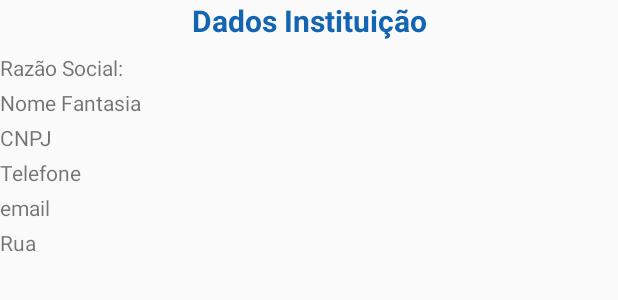
After one commit to gpandreolli/MyAppDonation, an Android app: the layout dados_instituicao.xml on its own in the app's theme, with its tools: preview values and no code run, on a phone screen of 412 x 824 dp. The commit adds this screen. Shown: the top 300 px of the screen. Run offline under Robolectric (Android 15) with nearby library versions, the phone set to English and light mode, and no system bars.

Commit message:
Adicionando Alert Dialog para mostrar dados de Conta, dados de instituicao

```diff
--- a/app/src/main/java/com/gpa/myappdonation/activity/ListaInstActivity.java
+++ b/app/src/main/java/com/gpa/myappdonation/activity/ListaInstActivity.java
@@ -70,7 +70,6 @@ public class ListaInstActivity extends AppCompatActivity {
                 ListaAdapterInstituicao adapter = new ListaAdapterInstituicao(ListaInstActivity.this,
                         R.layout.listview_inst_linha, instituicoes);
                 View header = (View) getLayoutInflater().inflate(R.layout.listview_inst_linha, null);
-               // header.getParent().getClass();
                 listaInstituicao.setAdapter(adapter);
             }
 
--- /dev/null
+++ b/app/src/main/res/layout/dados_instituicao.xml
@@ -0,0 +1,95 @@
+<?xml version="1.0" encoding="utf-8"?>
+<androidx.constraintlayout.widget.ConstraintLayout xmlns:android="http://schemas.android.com/apk/res/android"
+    xmlns:app="http://schemas.android.com/apk/res-auto"
+    xmlns:tools="http://schemas.android.com/tools"
+    android:orientation="vertical"
+    android:layout_width="match_parent"
+    android:layout_height="match_parent" >
+
+    <androidx.appcompat.widget.AppCompatTextView
+        android:id="@+id/lblDadosInstituicao"
+        android:layout_width="match_parent"
+        android:layout_height="wrap_content"
+        android:text="Dados Instituição"
+        android:gravity="center"
+        android:textSize="20dp"
+        android:textColor="@color/colorBlueDark"
+        android:textStyle="bold"
+        app:layout_constraintTop_toTopOf="parent"
+        tools:ignore="MissingConstraints" >
+
+    </androidx.appcompat.widget.AppCompatTextView>
+
+    <androidx.appcompat.widget.AppCompatTextView
+        android:id="@+id/lblRazaoSocial"
+        android:layout_width="wrap_content"
+        android:layout_height="wrap_content"
+        android:layout_marginTop="8dp"
+        android:text="Razão Social:"
+        app:layout_constraintTop_toBottomOf="@id/lblDadosInstituicao"
+        tools:ignore="MissingConstraints" >
+
+    </androidx.appcompat.widget.AppCompatTextView>
+
+    <androidx.appcompat.widget.AppCompatTextView
+        android:id="@+id/lblNomeFantasia"
+    android:layout_width="wrap_content"
+    android:layout_height="wrap_content"
+    android:text="Nome Fantasia"
+    android:layout_marginTop="4dp"
+    app:layout_constraintTop_toBottomOf="@id/lblRazaoSocial"
+    tools:ignore="MissingConstraints">
+</androidx.appcompat.widget.AppCompatTextView>
+
+    <androidx.appcompat.widget.AppCompatTextView
+    android:id="@+id/lblCnpj"
+    android:layout_width="wrap_content"
+    android:layout_height="wrap_content"
+    android:text="CNPJ"
+    android:layout_marginTop="4dp"
+    app:layout_constraintTop_toBottomOf="@id/lblNomeFantasia"
+    tools:ignore="MissingConstraints">
+</androidx.appcompat.widget.AppCompatTextView>
+
+    <androidx.appcompat.widget.AppCompatTextView
+        android:id="@+id/lblTelefone"
+        android:layout_width="wrap_content"
+        android:layout_height="wrap_content"
+        android:text="Telefone"
+        android:layout_marginTop="4dp"
+        app:layout_constraintTop_toBottomOf="@id/lblCnpj"
+        tools:ignore="MissingConstraints">
+    </androidx.appcompat.widget.AppCompatTextView>
+
+    <androidx.appcompat.widget.AppCompatTextView
+        android:id="@+id/lblEmail"
+        android:layout_width="wrap_content"
+        android:layout_height="wrap_content"
+        android:text="email"
+        android:layout_marginTop="4dp"
+        app:layout_constraintTop_toBottomOf="@id/lblTelefone"
+        tools:ignore="MissingConstraints">
+    </androidx.appcompat.widget.AppCompatTextView>
+
+    <androidx.appcompat.widget.AppCompatTextView
+        android:id="@+id/lblRua"
+        android:layout_width="wrap_content"
+        android:layout_height="wrap_content"
+        android:text="Rua"
+        android:layout_marginTop="4dp"
+        app:layout_constraintTop_toBottomOf="@id/lblEmail"
+        tools:ignore="MissingConstraints">
+    </androidx.appcompat.widget.AppCompatTextView>
+
+
+
+
+
+    <androidx.constraintlayout.widget.Guideline
+        android:id="@+id/guideline"
+        android:layout_width="wrap_content"
+        android:layout_height="wrap_content"
+        android:orientation="vertical"
+        app:layout_constraintGuide_percent="0.30" />
+
+</androidx.constraintlayout.widget.ConstraintLayout>
```
Also changed, not shown: app/src/main/java/com/gpa/myappdonation/activity/ListaContaActivity.java (+29 -3 lines), app/src/main/java/com/gpa/myappdonation/activity/Lista_inst.java (+33 -0 lines), app/src/main/java/com/gpa/myappdonation/fragment/ContaFragment.java (+52 -10 lines), app/src/main/res/layout/fragment_conta.xml (+4 -8 lines).
